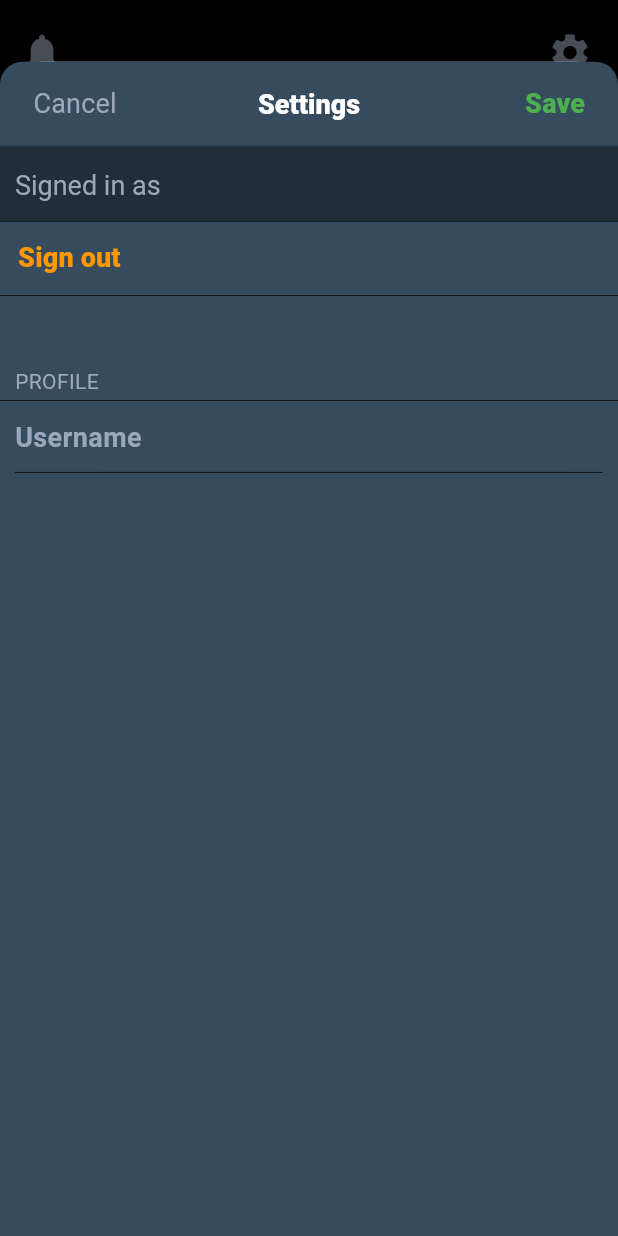
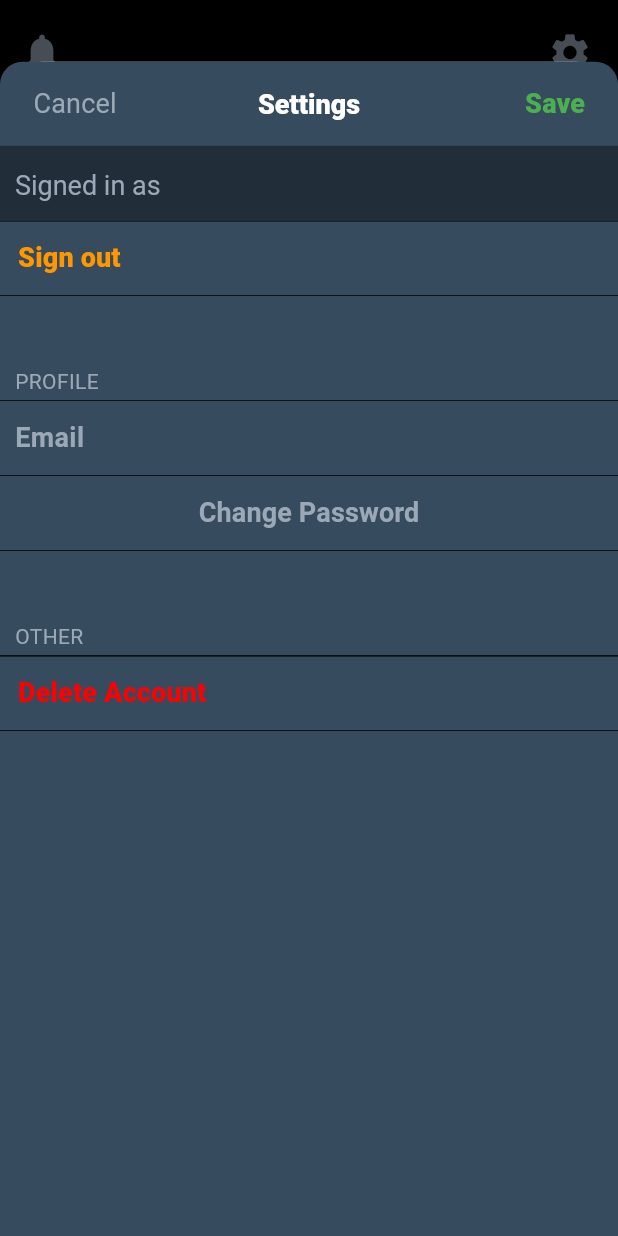
Before and after one commit to reedrunner32/gamegrid-app, a Flutter app: the ContentScreen screen opened by its route, item 3 of the bottom bar chosen, after a tap on the "settings" icon, on a phone screen of 412 x 824 dp. Run offline on Flutter 3.47's test engine with Material 3 defaults, Android fonts, the phone set to English and light mode, and no system bars; our stand-ins replace elegant_notification; missing offline and left inert: flutter_sliding_up_panel; network calls fail.

Commit message:
Finished settings page design

```diff
--- a/lib/screens/ContentScreen.dart
+++ b/lib/screens/ContentScreen.dart
@@ -182,6 +182,9 @@ class _ContentScreenState extends State<ContentScreen> {
               Container(
                   padding: EdgeInsets.symmetric(horizontal: 10),
                   width: size.width,
+                  decoration: BoxDecoration(
+                      border: Border(bottom: BorderSide(color: Colors.black, width: 0.5))
+                  ),
                   height: 50,
                   child: Stack(
                       children: [
@@ -191,7 +194,7 @@ class _ContentScreenState extends State<ContentScreen> {
                               padding: EdgeInsets.zero,
                               color: Color.fromRGBO(54, 75, 94, 1),
                               child: Text(
-                          "Username",
+                                "Email",
                                 style: TextStyle(
                                   color: text_color,
                                   fontWeight: FontWeight.w600,
@@ -200,31 +203,106 @@ class _ContentScreenState extends State<ContentScreen> {
                               ),
                             )
                         ),
-                    TextField(
-                      onChanged: (text) {
-                        changeDisplayName = text;
+                        Align(
+                            alignment: Alignment.centerRight,
+                            child: Container(
+                              padding: EdgeInsets.zero,
+                              color: Color.fromRGBO(54, 75, 94, 1),
+                              child: Text(
+                                GlobalData.email,
+                                style: TextStyle(
+                                  color: text_color,
+                                  fontSize: 18,
+                                ),
+                              ),
+                            )
+                        ),
+                      ]
+                  )
+              ),
+              Container(
+                  padding: EdgeInsets.symmetric(horizontal: 10),
+                  width: size.width,
+                  height: 50,
+                  decoration: BoxDecoration(
+                      border: Border(bottom: BorderSide(color: Colors.black, width: 0.5))
+                  ),
+                  child: TextButton(
+                    onPressed: () {
+                      showModalBottomSheet(
+                        isScrollControlled: true,
+                        context: context,
+                        builder: (BuildContext context) {
+                          return Container(height: 100,);
+                        });
                     },
-                      textAlign: TextAlign.right,
-                      textDirection: TextDirection.rtl,
-                      style: TextStyle(color: text_color, decoration: TextDecoration.none, fontSize: 18),
-                      cursorColor: text_color,
-                      decoration: InputDecoration(
-                        labelStyle: TextStyle(color: text_color),
-                        enabledBorder: UnderlineInputBorder(
-                          borderSide: BorderSide(color: Colors.black, width: 0.5),
+                    child: Text(
+                      'Change Password',
+                      style: TextStyle(
+                        color: text_color,
+                        fontSize: 18,
+                        fontWeight: FontWeight.w600,
                       ),
-                        focusedBorder: UnderlineInputBorder(
-                          borderSide: BorderSide(color: Colors.black, width: 0.5),
+                    ),
+                  )
+              ),
+              Container(
+                alignment: Alignment.centerLeft,
+                padding: EdgeInsets.only(left: 10, top: 45),
+                height: 70,
+                decoration: BoxDecoration(
+                    border: Border(bottom: BorderSide(color: Colors.black, width: 0.5))
+                ),
+                child: Text(
+                  'OTHER',
+                  style: TextStyle(
+                    color: text_color,
+                    fontSize: 14,
                   ),
                 ),
               ),
-                  ]
-                )
+              Container(
+                alignment: Alignment.centerLeft,
+                height: 50,
+                decoration: BoxDecoration(
+                    border: Border.symmetric(horizontal: BorderSide(color: Colors.black, width: 0.5))
+                ),
+                child: TextButton(
+                  onPressed: () {
+                    _deleteAccount(true);
+                    Navigator.pushReplacementNamed(context, '/home');
+                    ElegantNotification.success(
+                      width: 360,
+                      toastDuration: const Duration(milliseconds: 2500),
+                      position: Alignment.topCenter,
+                      animation: AnimationType.fromTop,
+                      description: Text("Account Deleted"),
+                      shadow: BoxShadow(
+                        color: Colors.blue.withOpacity(0.2),
+                        spreadRadius: 2,
+                        blurRadius: 5,
+                        offset: const Offset(0, 4), // changes position of shadow
+                      ),
+                    ).show(context);
+                  },
+                  child: Text(
+                    'Delete Account',
+                    style: TextStyle(
+                      color: Color.fromRGBO(255, 0, 0, 1),
+                      fontWeight: FontWeight.w800,
+                      fontSize: 18,
+                    ),
+                  ),
+                ),
               ),
             ],
           ),
         )
     );
+  }
+
+  void _deleteAccount(bool confirm) async {
+    var message = await ContentData.deleteUser(confirm);
   }
 
   void _loadMore() {
@@ -582,14 +660,13 @@ class _ContentScreenState extends State<ContentScreen> {
                 backgroundColor: Colors.black,
                 title:
                 Column(
-                    mainAxisSize: MainAxisSize.min,
                     children: [
                       Text('Search', style: TextStyle(fontWeight: FontWeight.w800, color: Colors.white),),
-                      SizedBox(
+                      Container(
                         height: 35,
                         child:
                         TextField(
-                          style: TextStyle(fontSize: 16, color: text_color, decoration: TextDecoration.none),
+                          style: TextStyle(fontSize: 16, color: Colors.black87, decoration: TextDecoration.none),
                           cursorColor: Colors.black,
                           decoration: InputDecoration(
                             filled: true,
@@ -598,6 +675,10 @@ class _ContentScreenState extends State<ContentScreen> {
                                 borderRadius: BorderRadius.circular(10),
                             ),
                             focusColor: Colors.black,
+                            enabledBorder: OutlineInputBorder(
+                                borderRadius: BorderRadius.circular(10),
+                                borderSide: BorderSide(color: Colors.transparent, )
+                            ),
                             focusedBorder: OutlineInputBorder(
                               borderRadius: BorderRadius.circular(10),
                               borderSide: BorderSide(color: Colors.transparent, )
```
Lines whose indentation alone changed are shown as unchanged.
